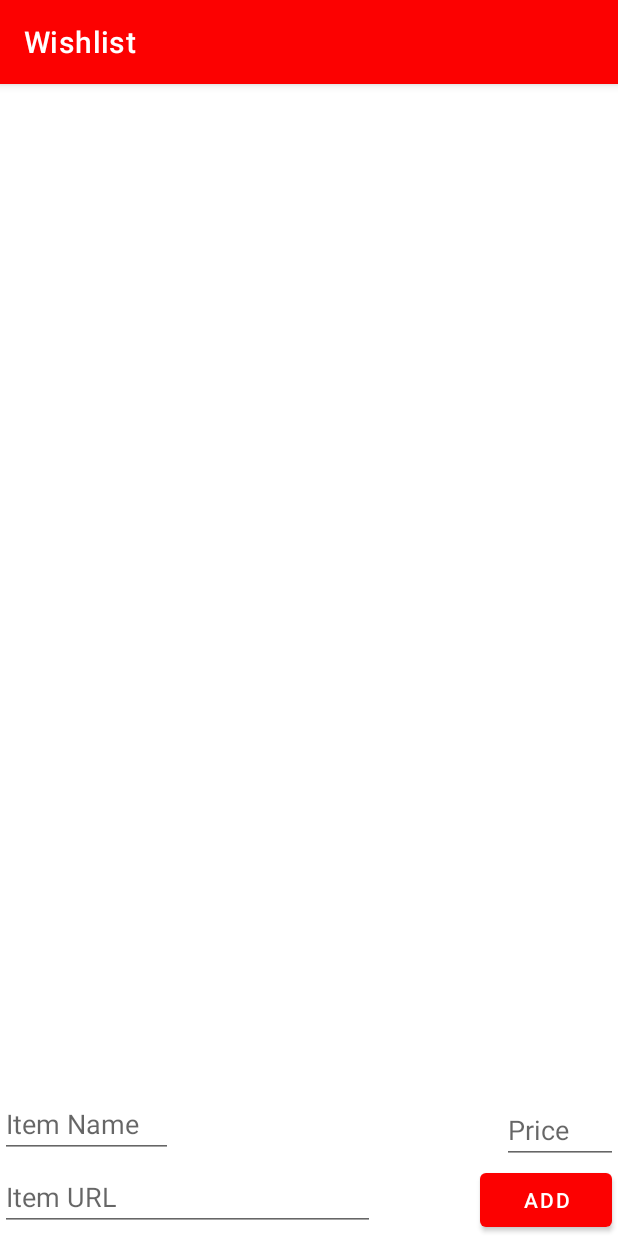
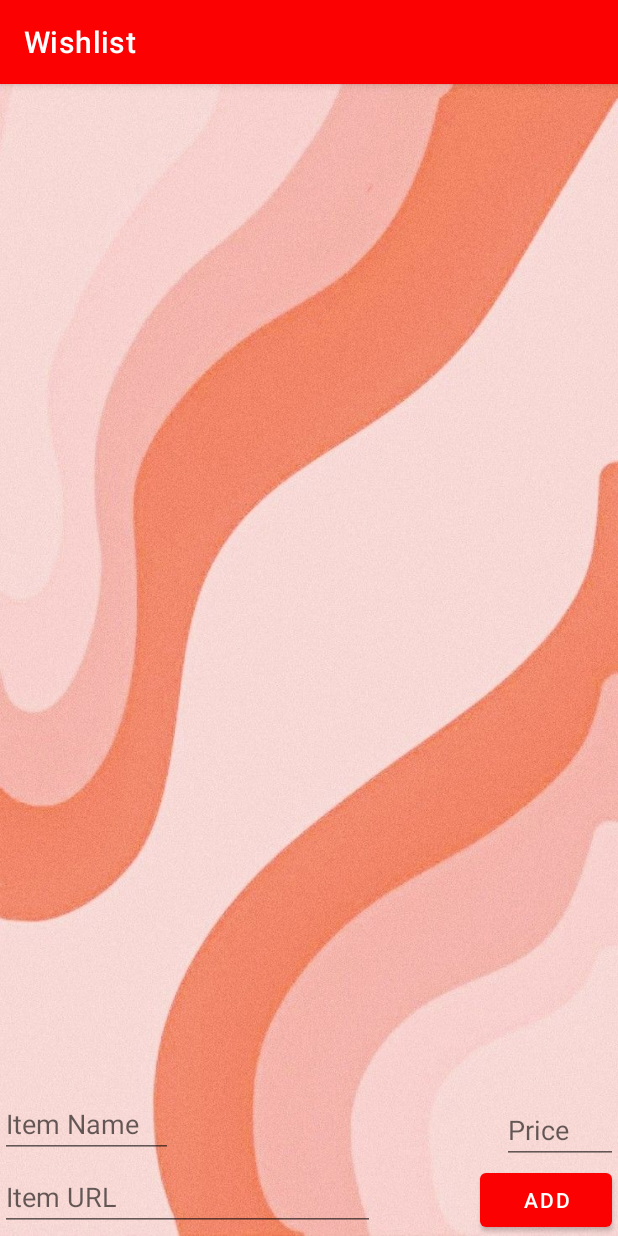
Before and after one commit to CRIIPI11/WishListApp, an Android app: the screen it shows after launch (MainActivity), after a tap on "ADD", on a phone screen of 412 x 824 dp. Run offline under Robolectric (Android 15) with nearby library versions, the phone set to English and light mode, and no system bars.

```diff
--- a/app/src/main/res/layout/activity_main.xml
+++ b/app/src/main/res/layout/activity_main.xml
@@ -2,6 +2,7 @@
 <androidx.constraintlayout.widget.ConstraintLayout xmlns:android="http://schemas.android.com/apk/res/android"
     xmlns:app="http://schemas.android.com/apk/res-auto"
     xmlns:tools="http://schemas.android.com/tools"
+    android:background="@drawable/background"
     android:layout_width="match_parent"
     android:layout_height="match_parent"
     tools:context=".MainActivity">
@@ -51,7 +52,6 @@
         android:maxLines="1"
         android:lines="1"
         android:inputType="numberDecimal"
-        android:maxLength="5"
         app:layout_constraintEnd_toEndOf="parent"
         app:layout_constraintTop_toBottomOf="@+id/list" />
 
```
Also changed, not shown: app/src/main/res/drawable/background.jpg (added), 1 other file.
